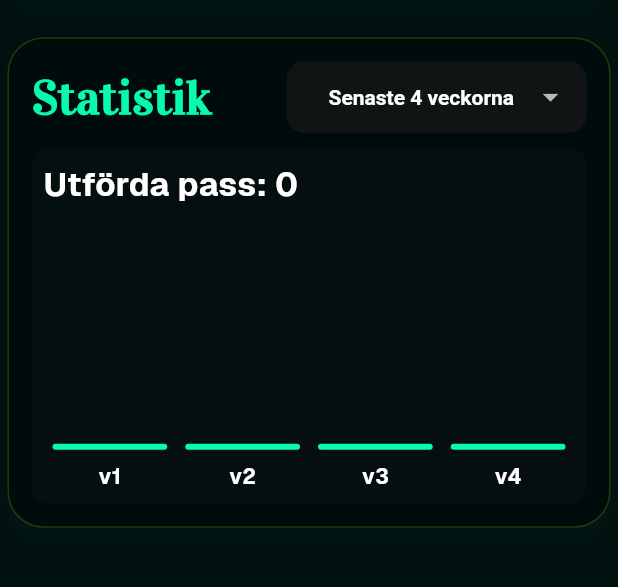
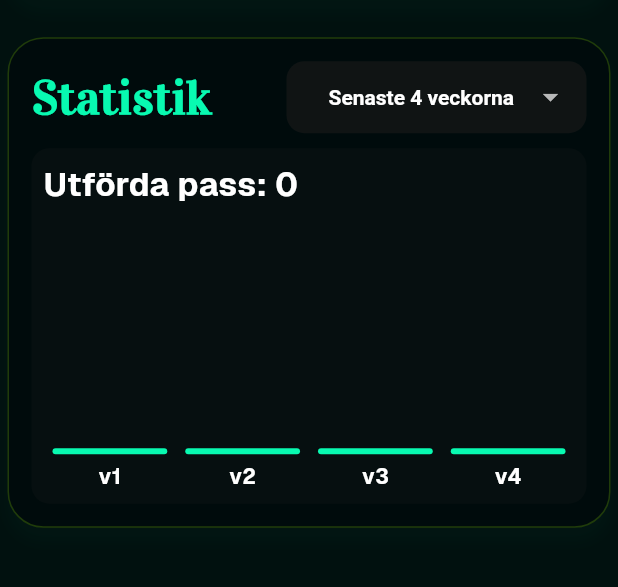
Before and after one commit to FridaEriksson95/ZSquadFitness, a Flutter app: the ProfilePage screen opened directly, scrolled down 79 dp, on a phone screen of 412 x 824 dp, the part 522-1109 px from its top. Run offline on Flutter 3.47's test engine with Material 3 defaults, Android fonts, the light colour scheme and no system bars; our stand-ins replace cloud_firestore, cloud_functions, curved_navigation_bar, firebase_auth, firebase_core, google_sign_in; accounts and stored records are empty; network calls fail.

```diff
--- a/lib/core/constants/gaps.dart
+++ b/lib/core/constants/gaps.dart
@@ -14,6 +14,11 @@ const gapW12 = SizedBox(width: 12.0);
 const gapW35 = SizedBox(width: 35.0);
 const gapW48 = SizedBox(width: 48.0);
 const gapW70 = SizedBox(width: 70.0);
+
+final divider300 = SizedBox(
+  width: 300,
+  child: Divider(color: AppColors.neonGreen.withValues(alpha: 0.4)),
+);
 
 const paddingH16 = EdgeInsets.symmetric(horizontal: 16.0);
 const paddingH20 = EdgeInsets.symmetric(horizontal: 20.0);
@@ -44,13 +49,17 @@ const paddingZero = EdgeInsets.zero;
 
 const marginAll5 = EdgeInsets.all(5.0);
 const marginAll8 = EdgeInsets.all(8.0);
-const marginOnlyRL = EdgeInsets.only(left: 10, right: 10);
+const marginOnlyRL = EdgeInsets.only(left: 10.0, right: 10.0);
 const marginOnlyB = EdgeInsets.only(bottom: 12.0);
-const marginHorizon = EdgeInsets.symmetric(horizontal: 10);
-const marginHV = EdgeInsets.symmetric(horizontal: 16, vertical: 8);
+const marginHorizon = EdgeInsets.symmetric(horizontal: 10.0);
+const marginHorizon6 = EdgeInsets.symmetric(horizontal: 6.0);
+const marginHV = EdgeInsets.symmetric(horizontal: 16.0, vertical: 8.0);
 
-final borderRadiusBig = BorderRadius.circular(24);
-final borderRadiusSmall = BorderRadius.circular(12);
+const duration350 = Duration(milliseconds: 350);
+
+final borderRadius24 = BorderRadius.circular(24.0);
+final borderRadius12 = BorderRadius.circular(12.0);
+final borderRadius6 = BorderRadius.circular(6.0);
 
 final shadow = BoxShadow(
   color: AppColors.lightBg.withValues(alpha: 0.20),
@@ -109,3 +118,5 @@ final borderCard = Border.all(
   color: AppColors.neonGreen.withValues(alpha: 0.2),
   width: 1,
 );
+
+final cpi = Center(child: CircularProgressIndicator());
--- a/lib/features/auth/views/register.dart
+++ b/lib/features/auth/views/register.dart
@@ -74,7 +74,7 @@ class _RegisterAccountPageState extends State<RegisterAccountPage> {
                             padding: paddingAll15,
                             decoration: BoxDecoration(
                               color: Colors.transparent,
-                              borderRadius: borderRadiusBig,
+                              borderRadius: borderRadius24,
                               border: Border.all(
                                 color: AppColors.greenish,
                                 width: 1.5,
@@ -267,7 +267,7 @@ class _RegisterAccountPageState extends State<RegisterAccountPage> {
                                     AppColors.neonGreen.withValues(alpha: 0.5),
                                   ],
                                 ),
-                                borderRadius: borderRadiusBig,
+                                borderRadius: borderRadius24,
                                 border: buttonGlassBorder,
                                 boxShadow: [
                                   shadowGlass1,
--- a/lib/features/auth/views/reset_password.dart
+++ b/lib/features/auth/views/reset_password.dart
@@ -19,7 +19,7 @@ Future<void> showResetPasswordDialog(BuildContext context) async {
       return StatefulBuilder(
         builder: (context, setDialogState) {
           return AlertDialog(
-            shape: RoundedRectangleBorder(borderRadius: borderRadiusBig),
+            shape: RoundedRectangleBorder(borderRadius: borderRadius24),
             contentPadding: paddingAll24,
             backgroundColor: AppColors.background.withValues(alpha: 0.9),
             titlePadding: paddingOnlyLRT,
--- a/lib/features/auth/views/signin.dart
+++ b/lib/features/auth/views/signin.dart
@@ -59,7 +59,7 @@ class _SignInPageState extends State<SignInPage> {
                             padding: paddingAll15,
                             decoration: BoxDecoration(
                               color: Colors.transparent,
-                              borderRadius: borderRadiusBig,
+                              borderRadius: borderRadius24,
                               border: Border.all(
                                 color: AppColors.greenish,
                                 width: 1.5,
@@ -163,7 +163,7 @@ class _SignInPageState extends State<SignInPage> {
                                     AppColors.neonGreen.withValues(alpha: 0.5),
                                   ],
                                 ),
-                                borderRadius: borderRadiusBig,
+                                borderRadius: borderRadius24,
                                 border: buttonGlassBorder,
                                 boxShadow: [
                                   shadowGlass1,
@@ -251,7 +251,7 @@ class _SignInPageState extends State<SignInPage> {
       password: _passwordController.text,
     );
     if (mounted) setState(() => _isLoading = false);
-    if(success) widget.onToggle();
+    if (success) widget.onToggle();
   }
 
   Future<void> _googleSignin() async {
--- a/lib/features/bookings/views/booking_dialog.dart
+++ b/lib/features/bookings/views/booking_dialog.dart
@@ -151,7 +151,7 @@ class _BookingDialogState extends State<BookingDialog> {
   @override
   Widget build(BuildContext context) {
     return Dialog(
-      shape: RoundedRectangleBorder(borderRadius: borderRadiusBig),
+      shape: RoundedRectangleBorder(borderRadius: borderRadius24),
       backgroundColor: Colors.transparent,
       insetPadding: paddingVH,
       child: BorderCard(
--- a/lib/features/home/views/week_calendar.dart
+++ b/lib/features/home/views/week_calendar.dart
@@ -188,7 +188,7 @@ class _WeekCalendarState extends State<WeekCalendar> {
                                 boxShadow: isToday
                                     ? [shadowGlass1, shadowGlass2, shadowGlass3]
                                     : null,
-                                borderRadius: borderRadiusSmall,
+                                borderRadius: borderRadius12,
                                 border: isToday ? borderCard : null,
                               ),
                               child: Column(
--- a/lib/features/profile/views/profile.dart
+++ b/lib/features/profile/views/profile.dart
@@ -106,12 +106,12 @@ class _ProfilePageState extends State<ProfilePage> {
             mainAxisAlignment: MainAxisAlignment.end,
             children: [
               AnimatedContainer(
-                duration: const Duration(milliseconds: 350),
+                duration: duration350,
                 height: h.clamp(4.0, chartHeight),
-                margin: const EdgeInsets.symmetric(horizontal: 6),
+                margin: marginHorizon6,
                 decoration: BoxDecoration(
                   color: AppColors.turquise,
-                  borderRadius: BorderRadius.circular(6),
+                  borderRadius: borderRadius6,
                 ),
               ),
               gapH10,
@@ -177,15 +177,15 @@ class _ProfilePageState extends State<ProfilePage> {
             mainAxisAlignment: MainAxisAlignment.end,
             children: [
               AnimatedContainer(
-                duration: const Duration(milliseconds: 350),
+                duration: duration350,
                 height: h.clamp(4.0, chartHeight),
-                margin: const EdgeInsets.symmetric(horizontal: 6),
+                margin: marginHorizon6,
                 decoration: BoxDecoration(
                   color: AppColors.turquise,
-                  borderRadius: BorderRadius.circular(6),
+                  borderRadius: borderRadius6,
                 ),
               ),
-              const SizedBox(height: 8),
+              gapH5,
               Text('v${i + 1}', style: AppTextStyles.bodyWhiteSmall),
             ],
           ),
@@ -262,12 +262,12 @@ class _ProfilePageState extends State<ProfilePage> {
   @override
   Widget build(BuildContext context) {
     if (_isDeleting) {
-      return const Scaffold(body: Center(child: CircularProgressIndicator()));
+      return Scaffold(body: cpi);
     }
 
     final currentUser = FirebaseAuth.instance.currentUser;
     if (currentUser == null) {
-      return const Scaffold(body: Center(child: CircularProgressIndicator()));
+      return Scaffold(body: cpi);
     }
 
     return Scaffold(
@@ -277,10 +277,7 @@ class _ProfilePageState extends State<ProfilePage> {
           children: [
             gapH15,
             Text(AppStrings.profileTitle, style: AppTextStyles.h1),
-            SizedBox(
-              width: 300,
-              child: Divider(color: AppColors.neonGreen.withValues(alpha: 0.4)),
-            ),
+            divider300,
             gapH15,
 
             BorderCard(
@@ -293,18 +290,12 @@ class _ProfilePageState extends State<ProfilePage> {
                     stream: DatabaseService().getUserData(currentUser.uid),
                     builder: (context, snapshot) {
                       if (snapshot.connectionState == ConnectionState.waiting) {
-                        return const Padding(
-                          padding: paddingAll24,
-                          child: Center(child: CircularProgressIndicator()),
-                        );
+                        return Padding(padding: paddingAll24, child: cpi);
                       }
                       if (snapshot.hasError ||
                           !snapshot.hasData ||
                           !snapshot.data!.exists) {
-                        return const Padding(
-                          padding: paddingAll24,
-                          child: Center(child: CircularProgressIndicator()),
-                        );
+                        return Padding(padding: paddingAll24, child: cpi);
                       }
 
                       final data =
@@ -452,7 +443,7 @@ class _ProfilePageState extends State<ProfilePage> {
                           builder: (context, classSnap) {
                             if (classSnap.connectionState ==
                                 ConnectionState.waiting) {
-                              return Center(child: CircularProgressIndicator());
+                              return cpi;
                             }
 
                             final classDocs = classSnap.data?.docs ?? [];
@@ -473,7 +464,7 @@ class _ProfilePageState extends State<ProfilePage> {
                                 color: AppColors.lightBlack.withValues(
                                   alpha: 0.25,
                                 ),
-                                borderRadius: borderRadiusSmall,
+                                borderRadius: borderRadius12,
                               ),
                               child: Column(
                                 crossAxisAlignment: CrossAxisAlignment.start,
@@ -507,7 +498,7 @@ class _ProfilePageState extends State<ProfilePage> {
                         builder: (context, snapshot) {
                           if (snapshot.connectionState ==
                               ConnectionState.waiting) {
-                            return Center(child: CircularProgressIndicator());
+                            return cpi;
                           }
 
                           final docs = snapshot.data?.docs ?? [];
@@ -525,7 +516,7 @@ class _ProfilePageState extends State<ProfilePage> {
                               color: AppColors.lightBlack.withValues(
                                 alpha: 0.25,
                               ),
-                              borderRadius: borderRadiusSmall,
+                              borderRadius: borderRadius12,
                             ),
                             child: Column(
                               crossAxisAlignment: CrossAxisAlignment.start,
@@ -534,7 +525,7 @@ class _ProfilePageState extends State<ProfilePage> {
                                   '${AppStrings.completedClasses}: $totalCompleted',
                                   style: AppTextStyles.bodyWhiteDialog,
                                 ),
-                                const SizedBox(height: 10),
+                                gapH10,
                                 SizedBox(
                                   height: 180,
                                   child: _buildWeeklyBarChart(counts),
--- a/lib/main.dart
+++ b/lib/main.dart
@@ -38,7 +38,7 @@ class MyApp extends StatelessWidget {
         snackBarTheme: SnackBarThemeData(
           backgroundColor: AppColors.neonPink.withValues(alpha: 0.4),
           contentTextStyle: const TextStyle(color: AppColors.white),
-          shape: RoundedRectangleBorder(borderRadius: borderRadiusSmall),
+          shape: RoundedRectangleBorder(borderRadius: borderRadius12),
           behavior: SnackBarBehavior.floating,
           elevation: 8,
         ),
--- a/lib/shared/ui/components/border_card.dart
+++ b/lib/shared/ui/components/border_card.dart
@@ -29,7 +29,7 @@ class BorderCard extends StatelessWidget {
       padding: padding ?? paddingAll15,
       decoration: BoxDecoration(
         color: color ?? AppColors.dark.withValues(alpha: alpha),
-        borderRadius: borderRadiusBig,
+        borderRadius: borderRadius24,
         border: border ?? borderCard,
         boxShadow: boxShadow ?? [shadow],
       ),
--- a/lib/shared/ui/components/confirmation_dialog.dart
+++ b/lib/shared/ui/components/confirmation_dialog.dart
@@ -39,7 +39,7 @@ class ConfirmationDialog extends StatelessWidget {
         : AppColors.neonGreen;
 
     return Dialog(
-      shape: RoundedRectangleBorder(borderRadius: borderRadiusBig),
+      shape: RoundedRectangleBorder(borderRadius: borderRadius24),
       backgroundColor: Colors.transparent,
       insetPadding: paddingVH,
       child: BorderCard(
--- a/lib/shared/ui/components/custom_dropdownfield.dart
+++ b/lib/shared/ui/components/custom_dropdownfield.dart
@@ -26,13 +26,13 @@ class CustomDropdownfield<T> extends StatelessWidget {
         fontWeight: FontWeight.bold,
         fontSize: fontSize,
       ),
-      borderRadius: borderRadiusBig,
+      borderRadius: borderRadius24,
       dropdownColor: AppColors.lightBg,
       decoration: InputDecoration(
         filled: true,
         fillColor: AppColors.lightBlack.withValues(alpha: 0.6),
         border: OutlineInputBorder(
-          borderRadius: borderRadiusSmall,
+          borderRadius: borderRadius12,
           borderSide: BorderSide.none,
         ),
         contentPadding: paddingVH,
--- a/lib/shared/ui/components/primary_button.dart
+++ b/lib/shared/ui/components/primary_button.dart
@@ -19,7 +19,7 @@ class PrimaryButton extends StatelessWidget {
   @override
   Widget build(BuildContext context) {
     return ClipRRect(
-      borderRadius: borderRadiusBig,
+      borderRadius: borderRadius24,
       child: BackdropFilter(
         filter: ImageFilter.blur(sigmaX: 16, sigmaY: 24),
         child: Container(
@@ -35,7 +35,7 @@ class PrimaryButton extends StatelessWidget {
                 color.withValues(alpha: 0.3),
               ],
             ),
-            borderRadius: borderRadiusBig,
+            borderRadius: borderRadius24,
             border: buttonGlassBorder,
             boxShadow: [shadowGlass1, shadowGlass2, shadowGlass3],
           ),
@@ -48,7 +48,7 @@ class PrimaryButton extends StatelessWidget {
                   shadowColor: Colors.transparent,
                   elevation: 0,
                   padding: paddingAll8,
-                  shape: RoundedRectangleBorder(borderRadius: borderRadiusBig),
+                  shape: RoundedRectangleBorder(borderRadius: borderRadius24),
                 ).copyWith(
                   overlayColor: WidgetStateProperty.all(
                     Colors.white.withValues(alpha: 0.15),
```
Also changed, not shown: lib/shared/ui/components/custom_textfield.dart (+4 -4 lines), 9 other files.
